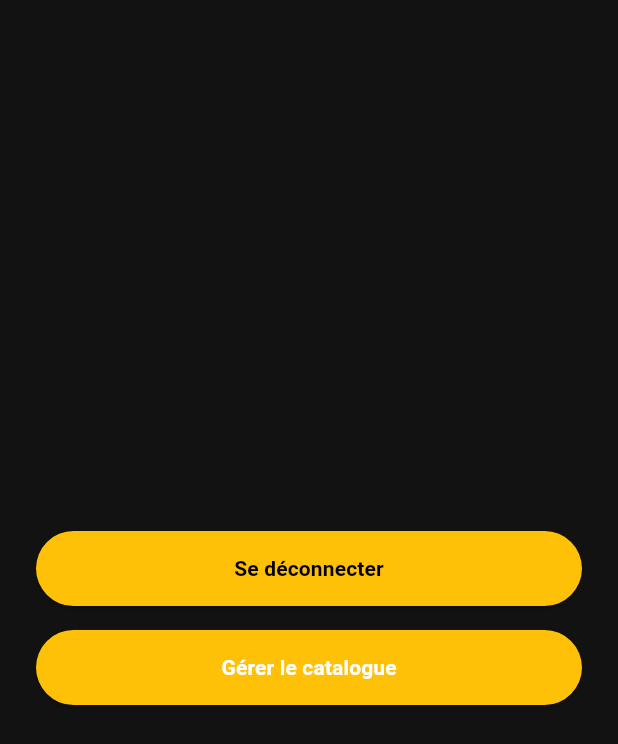
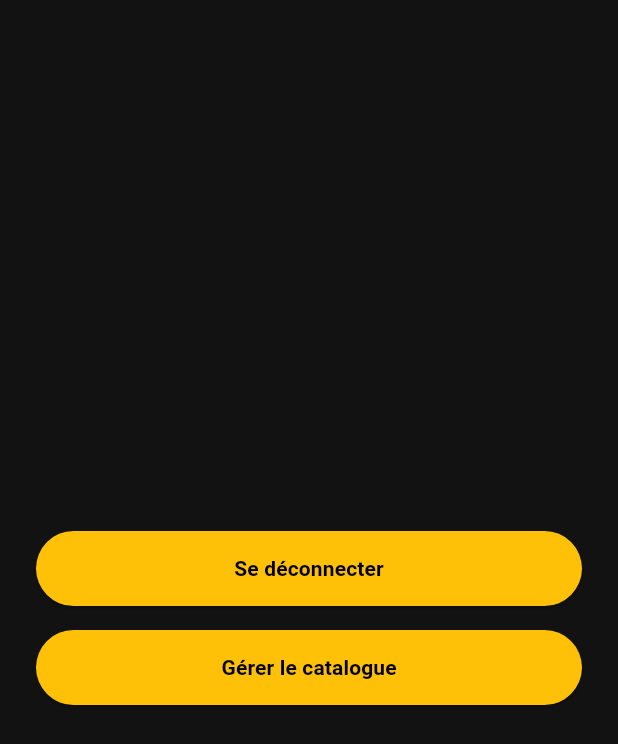
Before and after one commit to sallma123/catering_flutter, a Flutter app: the ProfilScreen screen opened directly, on a phone screen of 412 x 824 dp. Shown: the top 744 px of the screen. Run offline on Flutter 3.47's test engine with Material 3 defaults, Android fonts, the light colour scheme and no system bars; our stand-ins replace shared_preferences; accounts and stored records are empty.

Commit message:
gérer catalogue

```diff
--- a/lib/screens/profil/CatalogueScreen.dart
+++ b/lib/screens/profil/CatalogueScreen.dart
@@ -207,7 +207,7 @@ class _CatalogueScreenState extends State<CatalogueScreen> {
                           SizedBox(
                             width: double.infinity,
                             child: ElevatedButton(
-                              style: ElevatedButton.styleFrom(backgroundColor: Colors.white, foregroundColor: Colors.black),
+                              style: ElevatedButton.styleFrom(backgroundColor: Colors.amber, foregroundColor: Colors.black),
                               onPressed: () => _showAjouterProduitDialog(cat),
                               child: const Text("Ajouter produit"),
                             ),
--- a/lib/screens/profil/ProfilScreen.dart
+++ b/lib/screens/profil/ProfilScreen.dart
@@ -65,7 +65,7 @@ class ProfilScreen extends StatelessWidget {
                   },
                   style: ElevatedButton.styleFrom(
                     backgroundColor: Colors.amber,
-                    foregroundColor: Colors.white,
+                    foregroundColor: Colors.black,
                     minimumSize: const Size.fromHeight(50),
                   ),
                   child: const Text(
```
